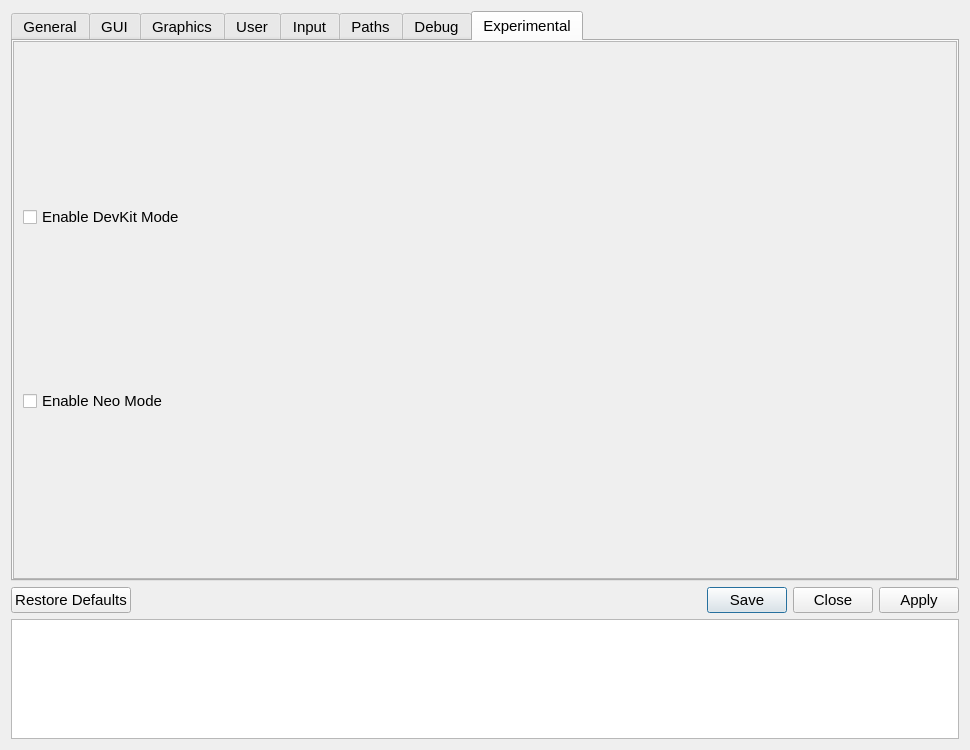
The window that src/qt_gui/settings_dialog.ui (diegolix29/shadPS4) describes before a commit, drawn with Qt 5.
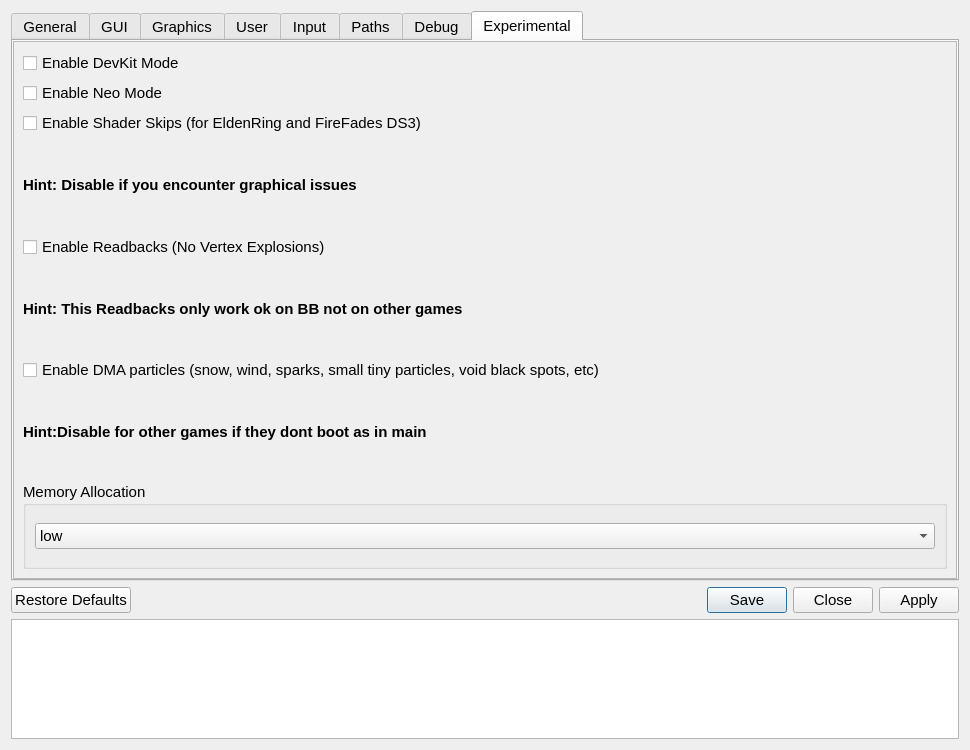
The same window after the commit. The open tabs and pages were chosen to show the change. Icons and pictures are not drawn.

Commit message: fixing particles mising + rewind flush pr

The edit to the form file:
```diff
--- a/src/qt_gui/settings_dialog.ui
+++ b/src/qt_gui/settings_dialog.ui
@@ -2138,6 +2138,111 @@
 							</property>
 						</widget>
 					</item>
+								<item>
+									<widget class="QCheckBox" name="SkipsCheckBox">
+										<property name="text">
+											<string>Enable Shader Skips (for EldenRing and FireFades DS3)</string>
+										</property>
+									</widget>
+								</item>
+
+								<item>
+									<widget class="QLabel" name="label_4">
+										<property name="font">
+											<font>
+												<pointsize>11</pointsize>
+												<bold>true</bold>
+											</font>
+										</property>
+										<property name="text">
+											<string>Hint: Disable if you encounter graphical issues</string>
+										</property>
+									</widget>
+								</item>
+
+								<item>
+									<widget class="QCheckBox" name="ReadbacksCheckBox">
+										<property name="text">
+											<string>Enable Readbacks (No Vertex Explosions)</string>
+										</property>
+									</widget>
+								</item>
+
+								<item>
+									<widget class="QLabel" name="label_2">
+										<property name="font">
+											<font>
+												<pointsize>11</pointsize>
+												<bold>true</bold>
+											</font>
+										</property>
+										<property name="text">
+											<string>Hint: This Readbacks only work ok on BB not on other games</string>
+										</property>
+									</widget>
+								</item>
+
+								<item>
+									<widget class="QCheckBox" name="ParticlesCheckBox">
+										<property name="text">
+											<string>Enable DMA particles (snow, wind, sparks, small tiny particles, void black spots, etc)</string>
+										</property>
+									</widget>
+								</item>
+
+								<item>
+									<widget class="QLabel" name="label_3">
+										<property name="font">
+											<font>
+												<pointsize>11</pointsize>
+												<bold>true</bold>
+											</font>
+										</property>
+										<property name="text">
+											<string>Hint:Disable for other games if they dont boot as in main</string>
+										</property>
+									</widget>
+								</item>
+
+								<item>
+									<widget class="QGroupBox" name="groupBox_2">
+										<property name="title">
+											<string>Memory Allocation</string>
+										</property>
+
+										<layout class="QVBoxLayout" name="groupBox_2_layout">
+											<item>
+												<widget class="QComboBox" name="MemoryComboBox">
+													<property name="currentText">
+														<string>medium</string>
+													</property>
+													<item>
+														<property name="text">
+															<string>low</string>
+														</property>
+													</item>
+													<item>
+														<property name="text">
+															<string>medium</string>
+														</property>
+													</item>
+													<item>
+														<property name="text">
+															<string>high</string>
+														</property>
+													</item>
+													<item>
+														<property name="text">
+															<string>max</string>
+														</property>
+													</item>
+												</widget>
+											</item>
+										</layout>
+
+									</widget>
+								</item>
+
 				</layout>
 			</widget>
 		</widget>
```
Left out of the diff: 22 changed lines with no effect on the pictures. Lines whose indentation alone changed are shown as unchanged. The commit also changes 5 other files.
